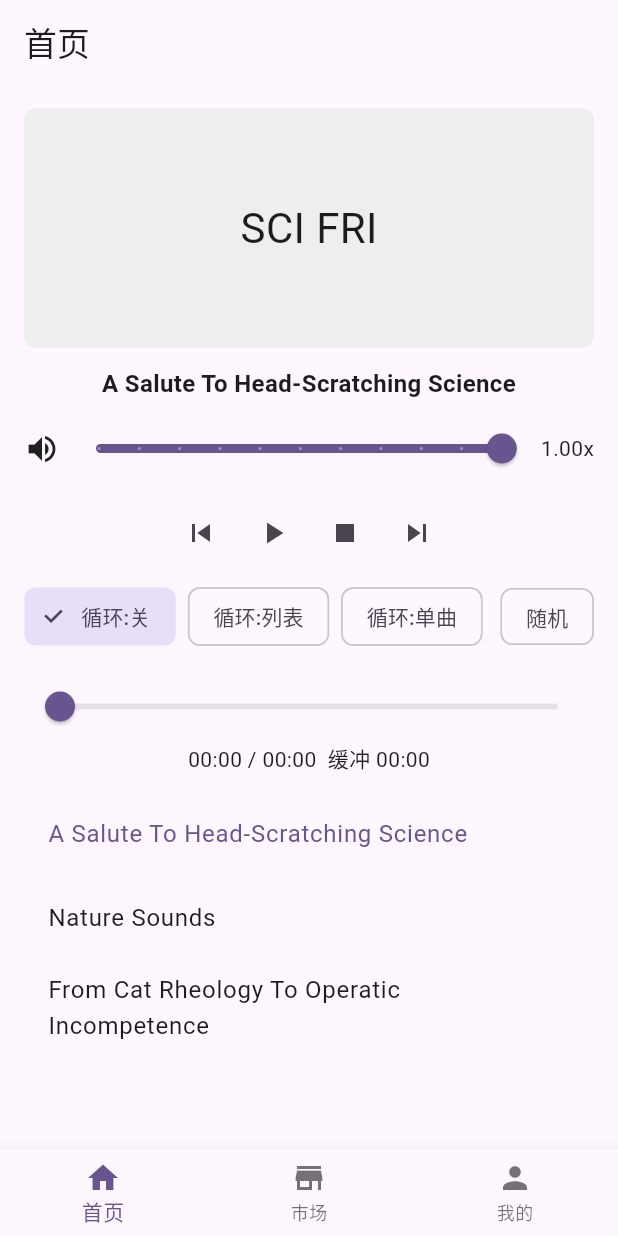
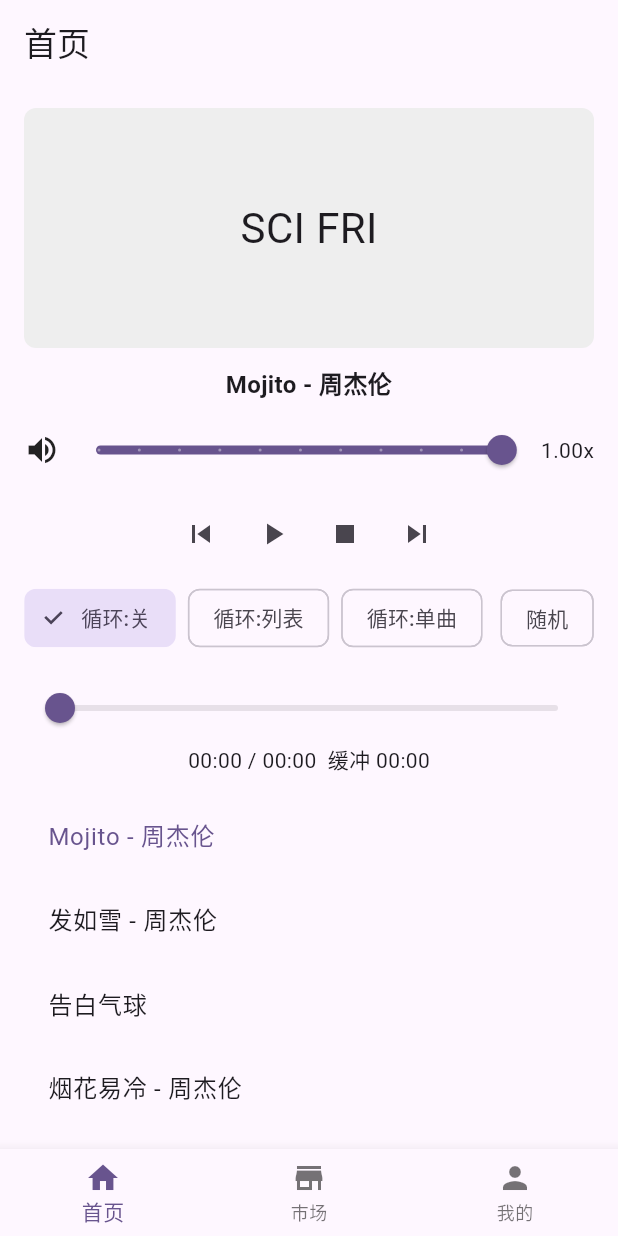
Before and after one commit to fengjutian/ai-voice-news, a Flutter app: the screen it shows after launch, on a phone screen of 412 x 824 dp. Run offline on Flutter 3.47's test engine with Material 3 defaults, Android fonts, the phone set to English and light mode, and no system bars; our stand-ins replace just_audio.

Commit message:
feat(音频): 添加中文歌曲资源并更新播放列表
添加多首中文流行歌曲音频文件，并更新主页播放列表以展示这些新曲目

```diff
--- a/front/app/lib/pages/home.dart
+++ b/front/app/lib/pages/home.dart
@@ -20,15 +20,11 @@
   LoopMode _loopMode = LoopMode.off;
   int _currentIndex = 0;
   final List<Map<String, String>> _tracks = [
-    {
-      'title': 'A Salute To Head-Scratching Science',
-      'asset': 'assets/audio/SoundHelix-Song-1.mp3',
-    },
-    {'title': 'Nature Sounds', 'asset': 'assets/audio/SoundHelix-Song-1.mp3'},
-    {
-      'title': 'From Cat Rheology To Operatic Incompetence',
-      'asset': 'assets/audio/SoundHelix-Song-1.mp3',
-    },
+    {'title': 'Mojito - 周杰伦', 'asset': 'assets/audio/Mojito-周杰伦.mp3'},
+    {'title': '发如雪 - 周杰伦', 'asset': 'assets/audio/发如雪-周杰伦.mp3'},
+    {'title': '告白气球', 'asset': 'assets/audio/告白气球.mp3'},
+    {'title': '烟花易冷 - 周杰伦', 'asset': 'assets/audio/烟花易冷-周杰伦.mp3'},
+    {'title': '稻香 - 周杰伦', 'asset': 'assets/audio/稻香-周杰伦#aeUJ.mp3'},
   ];
 
   @override
```
Also changed, not shown: 5 other files.
